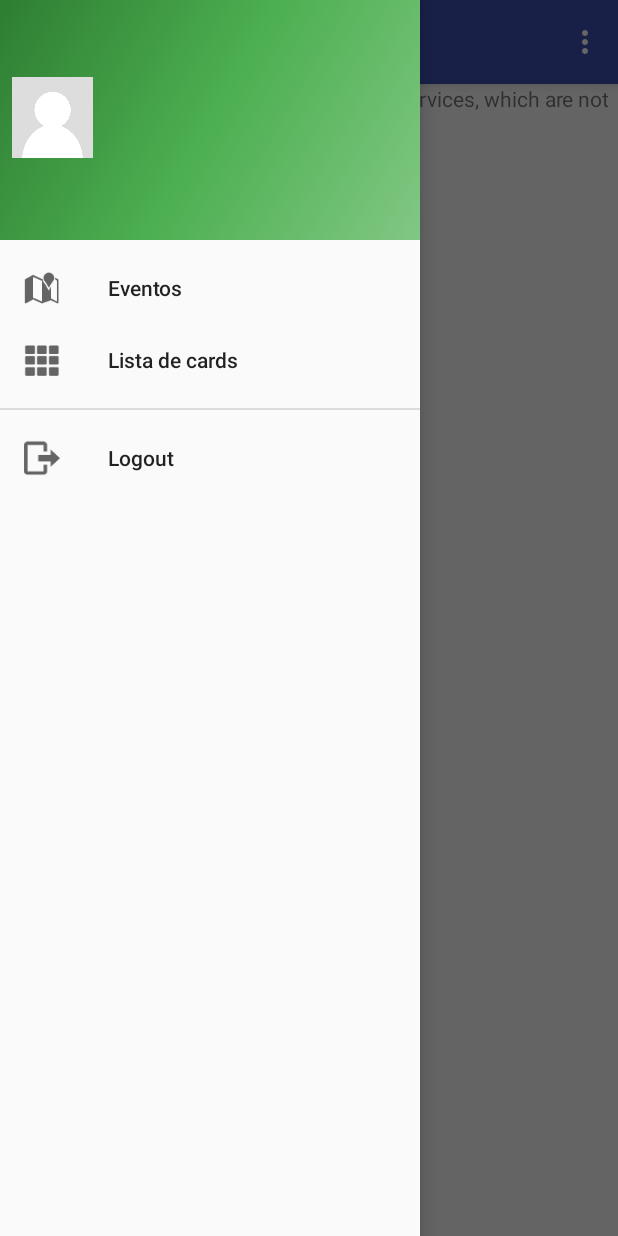
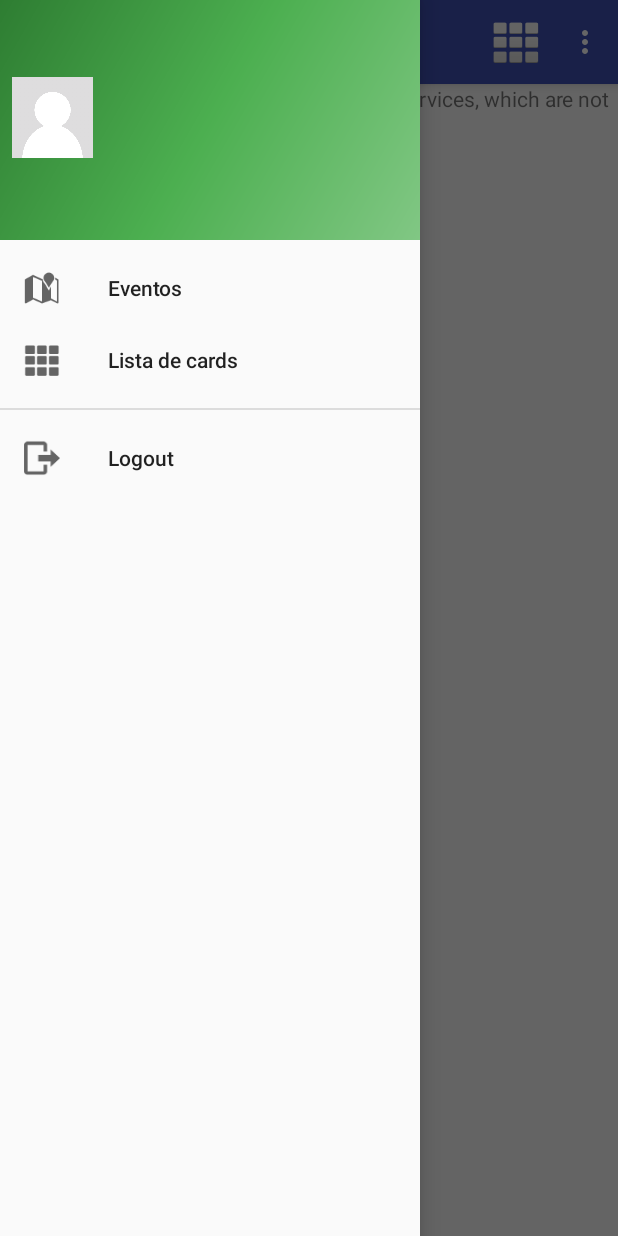
Before and after one commit to bruno-rocha/eframework, an Android app: the MapFragment screen opened directly, with no data from a screen before it, with the side drawer open, on a phone screen of 412 x 824 dp. Run offline under Robolectric (Android 15) with nearby library versions, the phone set to English and light mode, and no system bars; our stand-ins replace Picasso, Volley; libraries missing offline, so code that uses them is left out: com.facebook, com.facebook.login; network calls fail; pictures from the network do not load.

Commit message:
Adicionando ícone de cards no MapFragment

```diff
--- a/app/src/main/java/br/edu/ufcg/embedded/eframework/fragments/CardFragment.java
+++ b/app/src/main/java/br/edu/ufcg/embedded/eframework/fragments/CardFragment.java
@@ -5,9 +5,6 @@ import android.os.Bundle;
 import android.support.v4.app.Fragment;
 import android.support.v4.app.FragmentManager;
 import android.support.v4.app.FragmentTransaction;
-import android.support.v4.view.GravityCompat;
-import android.support.v4.widget.DrawerLayout;
-import android.support.v7.widget.DefaultItemAnimator;
 import android.support.v7.widget.GridLayoutManager;
 import android.support.v7.widget.RecyclerView;
 import android.util.Log;
@@ -33,7 +30,6 @@ import java.util.ArrayList;
 import java.util.List;
 
 import br.edu.ufcg.embedded.eframework.R;
-import br.edu.ufcg.embedded.eframework.activities.MainActivity;
 import br.edu.ufcg.embedded.eframework.models.Evento;
 import br.edu.ufcg.embedded.eframework.utils.EventsAdapter;
 
--- a/app/src/main/res/layout/fragment_map.xml
+++ b/app/src/main/res/layout/fragment_map.xml
@@ -1,8 +1,12 @@
 <FrameLayout xmlns:android="http://schemas.android.com/apk/res/android"
     xmlns:tools="http://schemas.android.com/tools"
+    xmlns:app="http://schemas.android.com/apk/res-auto"
     android:id="@+id/map_container"
     android:layout_width="match_parent"
     android:layout_height="match_parent"
-    tools:context=".fragments.MapFragment">
+    tools:context=".fragments.MapFragment"
+    app:menu="@menu/menu_map">
+
+
 
 </FrameLayout>
--- /dev/null
+++ b/app/src/main/res/menu/menu_map.xml
@@ -0,0 +1,14 @@
+<?xml version="1.0" encoding="utf-8"?>
+<menu xmlns:android="http://schemas.android.com/apk/res/android"
+    xmlns:app="http://schemas.android.com/apk/res-auto">
+
+    <group android:checkableBehavior="single"
+        android:id="@+id/menu_top_maps">
+        <item
+            android:id="@+id/goto_cards"
+            android:icon="@android:drawable/ic_dialog_dialer"
+            android:title=""
+            app:showAsAction="ifRoom"/>
+
+    </group>
+</menu>
```
Also changed, not shown: app/src/main/java/br/edu/ufcg/embedded/eframework/fragments/MapFragment.java (+33 -0 lines).
